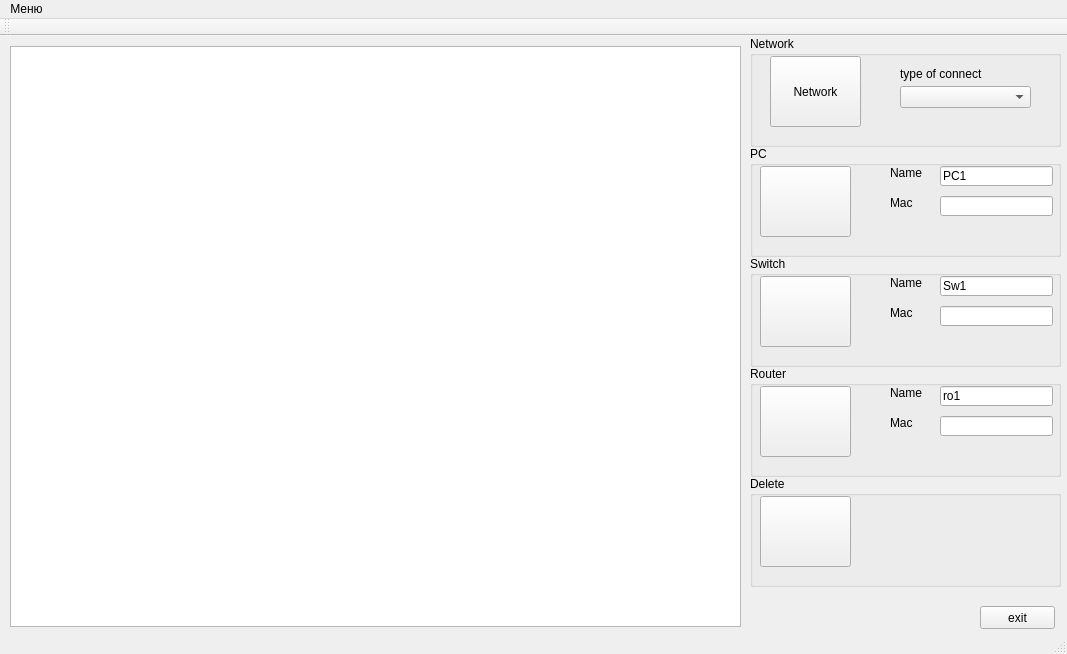
Above: vns_kma/mainwindow.ui from kio2145/vns_kma before the change. Below: the same form after it.
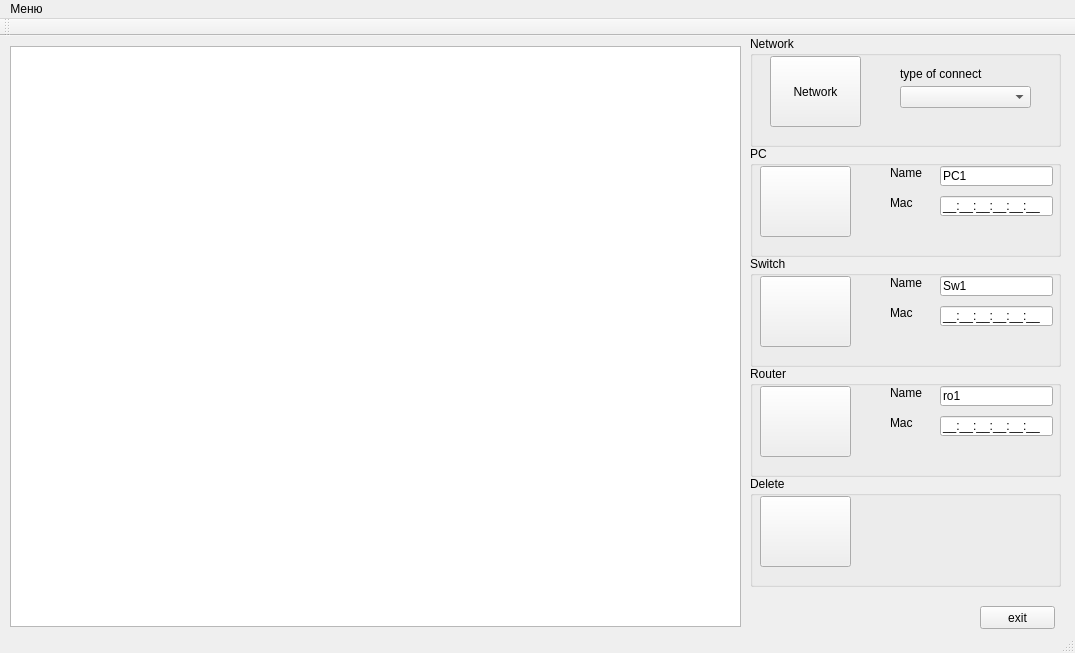
That is the form after the change. Icons and pictures are not drawn.

The edit to the form file:
```diff
--- a/vns_kma/mainwindow.ui
+++ b/vns_kma/mainwindow.ui
@@ -6,8 +6,8 @@
    <rect>
     <x>0</x>
     <y>0</y>
-    <width>1067</width>
-    <height>654</height>
+    <width>1075</width>
+    <height>653</height>
    </rect>
   </property>
   <property name="windowTitle">
@@ -87,6 +87,9 @@
        <height>20</height>
       </rect>
      </property>
+     <property name="inputMask">
+      <string>HH:HH:HH:HH:HH:HH;_</string>
+     </property>
     </widget>
     <widget class="QLabel" name="label_2">
      <property name="geometry">
@@ -149,6 +152,12 @@
        <height>20</height>
       </rect>
      </property>
+     <property name="inputMask">
+      <string>HH:HH:HH:HH:HH:HH;_</string>
+     </property>
+     <property name="text">
+      <string>:::::</string>
+     </property>
     </widget>
     <widget class="QLabel" name="label_4">
      <property name="geometry">
@@ -224,6 +233,9 @@
        <height>20</height>
       </rect>
      </property>
+     <property name="inputMask">
+      <string>HH:HH:HH:HH:HH:HH;_</string>
+     </property>
     </widget>
     <widget class="QLabel" name="label_6">
      <property name="geometry">
@@ -346,7 +358,7 @@
     <rect>
      <x>0</x>
      <y>0</y>
-     <width>1067</width>
+     <width>1075</width>
      <height>21</height>
     </rect>
    </property>
```
Left out of the diff: 17 changed lines with no effect on the pictures.
